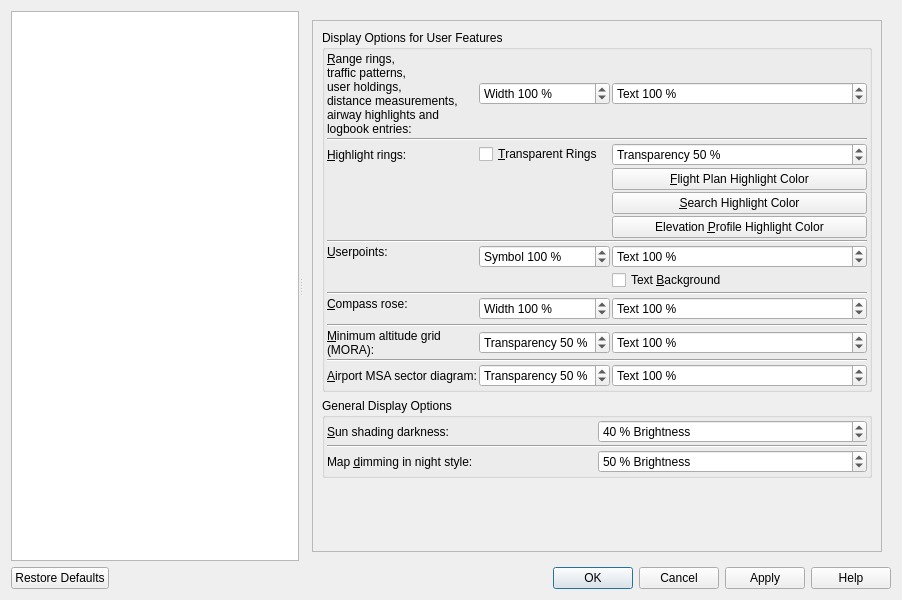
Old version of the form src/options/options.ui in the repository albar965/littlenavmap.
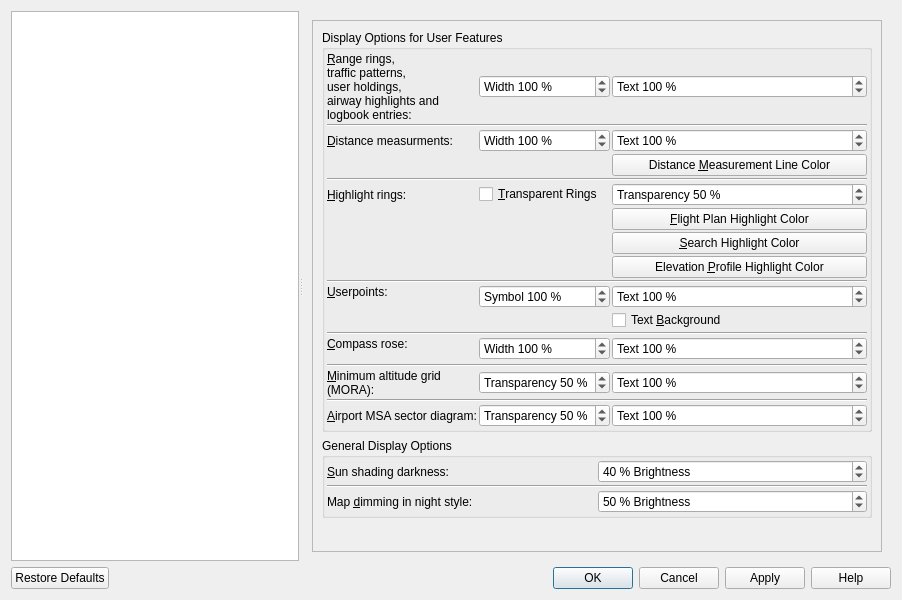
New version of the form. The open tabs and pages were chosen to show the change.

Commit message: Added options for measurement lines thickness, color and font size.

The edit to the form file:
```diff
--- a/src/options/options.ui
+++ b/src/options/options.ui
@@ -3354,8 +3354,8 @@
             <rect>
              <x>0</x>
              <y>0</y>
-             <width>595</width>
-             <height>532</height>
+             <width>581</width>
+             <height>547</height>
             </rect>
            </property>
            <layout class="QGridLayout" name="gridLayout_35">
@@ -3393,21 +3393,130 @@
                <property name="spacing">
                 <number>2</number>
                </property>
+               <item row="20" column="2">
+                <widget class="QLabel" name="labelOptionsMapAirportMsa">
+                 <property name="toolTip">
+                  <string>Thickness of the compass rose lines</string>
+                 </property>
+                 <property name="text">
+                  <string>&amp;Airport MSA sector diagram:</string>
+                 </property>
+                 <property name="buddy">
+                  <cstring>spinBoxOptionsDisplayTransparencyMora</cstring>
+                 </property>
+                </widget>
+               </item>
+               <item row="5" column="2" colspan="3">
+                <widget class="Line" name="line_22">
+                 <property name="orientation">
+                  <enum>Qt::Horizontal</enum>
+                 </property>
+                </widget>
+               </item>
+               <item row="0" column="3">
+                <widget class="QSpinBox" name="spinBoxOptionsDisplayThicknessUserFeature">
+                 <property name="toolTip">
+                  <string>Line thickness</string>
+                 </property>
+                 <property name="suffix">
+                  <string> %</string>
+                 </property>
+                 <property name="prefix">
+                  <string>Width </string>
+                 </property>
+                 <property name="minimum">
+                  <number>50</number>
+                 </property>
+                 <property name="maximum">
+                  <number>200</number>
+                 </property>
+                 <property name="singleStep">
+                  <number>10</number>
+                 </property>
+                 <property name="value">
+                  <number>100</number>
+                 </property>
+                </widget>
+               </item>
+               <item row="3" column="2">
+                <widget class="QLabel" name="labelOptionsMapDistanceMeasurement">
+                 <property name="text">
+                  <string>&amp;Distance measurments:</string>
+                 </property>
+                 <property name="buddy">
+                  <cstring>spinBoxOptionsDisplayThicknessUserFeature</cstring>
+                 </property>
+                </widget>
+               </item>
+               <item row="7" column="4">
+                <widget class="QPushButton" name="pushButtonOptionsMapHighlightFlightPlanColor">
+                 <property name="sizePolicy">
+                  <sizepolicy hsizetype="Expanding" vsizetype="Fixed">
+                   <horstretch>0</horstretch>
+                   <verstretch>0</verstretch>
+                  </sizepolicy>
+                 </property>
+                 <property name="toolTip">
+                  <string>Color for highlighted legs in the flight plan table.</string>
+                 </property>
+                 <property name="text">
+                  <string>&amp;Flight Plan Highlight Color</string>
+                 </property>
+                </widget>
+               </item>
+               <item row="6" column="4">
+                <widget class="QSpinBox" name="spinBoxOptionsMapHighlightTransparent">
+                 <property name="toolTip">
+                  <string>Transparency of the selection highlight rings.
+Value 0 is opaque and 90 is most transparent.</string>
+                 </property>
+                 <property name="suffix">
+                  <string> %</string>
+                 </property>
+                 <property name="prefix">
+                  <string>Transparency </string>
+                 </property>
+                 <property name="minimum">
+                  <number>0</number>
+                 </property>
+                 <property name="maximum">
+                  <number>90</number>
+                 </property>
+                 <property name="singleStep">
+                  <number>10</number>
+                 </property>
+                 <property name="value">
+                  <number>50</number>
+                 </property>
+                </widget>
+               </item>
                <item row="3" column="3">
-                <widget class="QCheckBox" name="checkBoxOptionsMapHighlightTransparent">
+                <widget class="QSpinBox" name="spinBoxOptionsDisplayThicknessMeasurement">
                  <property name="toolTip">
                   <string>Change the display of rings highlighting selected features on the map.
 These are shown when a flight plan leg or an entry in a search result table is selected.</string>
                  </property>
-                 <property name="text">
-                  <string>&amp;Transparent Rings</string>
+                 <property name="suffix">
+                  <string> %</string>
                  </property>
-                 <property name="checked">
-                  <bool>false</bool>
+                 <property name="prefix">
+                  <string>Width </string>
+                 </property>
+                 <property name="minimum">
+                  <number>50</number>
+                 </property>
+                 <property name="maximum">
+                  <number>200</number>
+                 </property>
+                 <property name="singleStep">
+                  <number>10</number>
+                 </property>
+                 <property name="value">
+                  <number>100</number>
                  </property>
                 </widget>
                </item>
-               <item row="9" column="4">
+               <item row="12" column="4">
                 <widget class="QCheckBox" name="checkBoxOptionsMapUserpointText">
                  <property name="toolTip">
                   <string>Draw white background for userpoint text labels</string>
@@ -3417,22 +3526,52 @@
                  </property>
                 </widget>
                </item>
-               <item row="11" column="3">
-                <widget class="QSpinBox" name="spinBoxOptionsDisplayThicknessCompassRose">
+               <item row="8" column="4">
+                <widget class="QPushButton" name="pushButtonOptionsMapHighlightSearchColor">
+                 <property name="sizePolicy">
+                  <sizepolicy hsizetype="Expanding" vsizetype="Fixed">
+                   <horstretch>0</horstretch>
+                   <verstretch>0</verstretch>
+                  </sizepolicy>
+                 </property>
+                 <property name="toolTip">
+                  <string>Color for highlight of selected search results.</string>
+                 </property>
+                 <property name="text">
+                  <string>&amp;Search Highlight Color</string>
+                 </property>
+                </widget>
+               </item>
+               <item row="17" column="2">
+                <widget class="QLabel" name="labelOptionsMapMora">
                  <property name="toolTip">
                   <string>Thickness of the compass rose lines</string>
                  </property>
+                 <property name="text">
+                  <string>&amp;Minimum altitude grid
+(MORA):</string>
+                 </property>
+                 <property name="buddy">
+                  <cstring>spinBoxOptionsDisplayTransparencyMora</cstring>
+                 </property>
+                </widget>
+               </item>
+               <item row="17" column="4">
+                <widget class="QSpinBox" name="spinBoxOptionsDisplayTextSizeMora">
+                 <property name="toolTip">
+                  <string>Text size of the MORA altitude labels</string>
+                 </property>
                  <property name="suffix">
                   <string> %</string>
                  </property>
                  <property name="prefix">
-                  <string>Width </string>
+                  <string>Text </string>
                  </property>
                  <property name="minimum">
-                  <number>50</number>
+                  <number>20</number>
                  </property>
                  <property name="maximum">
-                  <number>200</number>
+                  <number>150</number>
                  </property>
                  <property name="singleStep">
                   <number>10</number>
@@ -3443,6 +3582,115 @@
                 </widget>
                </item>
                <item row="14" column="3">
+                <widget class="QSpinBox" name="spinBoxOptionsDisplayThicknessCompassRose">
+                 <property name="toolTip">
+                  <string>Thickness of the compass rose lines</string>
+                 </property>
+                 <property name="suffix">
+                  <string> %</string>
+                 </property>
+                 <property name="prefix">
+                  <string>Width </string>
+                 </property>
+                 <property name="minimum">
+                  <number>50</number>
+                 </property>
+                 <property name="maximum">
+                  <number>200</number>
+                 </property>
+                 <property name="singleStep">
+                  <number>10</number>
+                 </property>
+                 <property name="value">
+                  <number>100</number>
+                 </property>
+                </widget>
+               </item>
+               <item row="14" column="2" rowspan="2" alignment="Qt::AlignTop">
+                <widget class="QLabel" name="labelOptionsMapCompassRoseThickness">
+                 <property name="toolTip">
+                  <string>Thickness of the compass rose lines</string>
+                 </property>
+                 <property name="text">
+                  <string>&amp;Compass rose:</string>
+                 </property>
+                 <property name="buddy">
+                  <cstring>spinBoxOptionsDisplayThicknessCompassRose</cstring>
+                 </property>
+                </widget>
+               </item>
+               <item row="11" column="3">
+                <widget class="QSpinBox" name="spinBoxOptionsDisplaySymbolSizeUserpoint">
+                 <property name="toolTip">
+                  <string>Symbol size for userpoints</string>
+                 </property>
+                 <property name="suffix">
+                  <string> %</string>
+                 </property>
+                 <property name="prefix">
+                  <string>Symbol </string>
+                 </property>
+                 <property name="minimum">
+                  <number>50</number>
+                 </property>
+                 <property name="maximum">
+                  <number>200</number>
+                 </property>
+                 <property name="singleStep">
+                  <number>10</number>
+                 </property>
+                 <property name="value">
+                  <number>100</number>
+                 </property>
+                </widget>
+               </item>
+               <item row="19" column="2" colspan="3">
+                <widget class="Line" name="line_12">
+                 <property name="orientation">
+                  <enum>Qt::Horizontal</enum>
+                 </property>
+                </widget>
+               </item>
+               <item row="3" column="4">
+                <widget class="QSpinBox" name="spinBoxOptionsDisplayTextSizeMeasurement">
+                 <property name="toolTip">
+                  <string>Text size for measurement labels</string>
+                 </property>
+                 <property name="suffix">
+                  <string> %</string>
+                 </property>
+                 <property name="prefix">
+                  <string>Text </string>
+                 </property>
+                 <property name="minimum">
+                  <number>50</number>
+                 </property>
+                 <property name="maximum">
+                  <number>200</number>
+                 </property>
+                 <property name="singleStep">
+                  <number>10</number>
+                 </property>
+                 <property name="value">
+                  <number>100</number>
+                 </property>
+                </widget>
+               </item>
+               <item row="0" column="2">
+                <widget class="QLabel" name="labelOptionsMapSizeUserFeature">
+                 <property name="text">
+                  <string>&amp;Range rings,
+traffic patterns,
+user holdings,
+airway highlights and
+logbook entries:</string>
+                 </property>
+                 <property name="buddy">
+                  <cstring>spinBoxOptionsDisplayThicknessUserFeature</cstring>
+                 </property>
+                </widget>
+               </item>
+               <item row="17" column="3">
                 <widget class="QSpinBox" name="spinBoxOptionsDisplayTransparencyMora">
                  <property name="toolTip">
                   <string>Transparency of the MORA text and grid.
@@ -3468,6 +3716,47 @@
                  </property>
                 </widget>
                </item>
+               <item row="11" column="4">
+                <widget class="QSpinBox" name="spinBoxOptionsDisplayTextSizeUserpoint">
+                 <property name="toolTip">
+                  <string>Label text size for userpoints</string>
+                 </property>
+                 <property name="suffix">
+                  <string> %</string>
+                 </property>
+                 <property name="prefix">
+                  <string>Text </string>
+                 </property>
+                 <property name="minimum">
+                  <number>50</number>
+                 </property>
+                 <property name="maximum">
+                  <number>200</number>
+                 </property>
+                 <property name="singleStep">
+                  <number>10</number>
+                 </property>
+                 <property name="value">
+                  <number>100</number>
+                 </property>
+                </widget>
+               </item>
+               <item row="9" column="4">
+                <widget class="QPushButton" name="pushButtonOptionsMapHighlightProfileColor">
+                 <property name="sizePolicy">
+                  <sizepolicy hsizetype="Expanding" vsizetype="Fixed">
+                   <horstretch>0</horstretch>
+                   <verstretch>0</verstretch>
+                  </sizepolicy>
+                 </property>
+                 <property name="toolTip">
+                  <string>Color for highlighted flight plan position for cursor in the elevation profile.</string>
+                 </property>
+                 <property name="text">
+                  <string>Elevation &amp;Profile Highlight Color</string>
+                 </property>
+                </widget>
+               </item>
                <item row="0" column="4">
                 <widget class="QSpinBox" name="spinBoxOptionsDisplayTextSizeRangeDistance">
                  <property name="toolTip">
@@ -3493,14 +3782,38 @@
                  </property>
                 </widget>
                </item>
-               <item row="7" column="2" colspan="3">
-                <widget class="Line" name="line_16">
+               <item row="13" column="2" colspan="3">
+                <widget class="Line" name="line_3">
                  <property name="orientation">
                   <enum>Qt::Horizontal</enum>
                  </property>
                 </widget>
                </item>
-               <item row="8" column="2">
+               <item row="6" column="3">
+                <widget class="QCheckBox" name="checkBoxOptionsMapHighlightTransparent">
+                 <property name="toolTip">
+                  <string>Change the display of rings highlighting selected features on the map.
+These are shown when a flight plan leg or an entry in a search result table is selected.</string>
+                 </property>
+                 <property name="text">
+                  <string>&amp;Transparent Rings</string>
+                 </property>
+                 <property name="checked">
+                  <bool>false</bool>
+                 </property>
+                </widget>
+               </item>
+               <item row="6" column="2">
+                <widget class="QLabel" name="labelOptionsMapSizeHighlight">
+                 <property name="text">
+                  <string>&amp;Highlight rings:</string>
+                 </property>
+                 <property name="buddy">
+                  <cstring>spinBoxOptionsDisplayThicknessUserFeature</cstring>
+                 </property>
+                </widget>
+               </item>
+               <item row="11" column="2">
                 <widget class="QLabel" name="labelOptionsMapSizeUserpoint">
                  <property name="text">
                   <string>&amp;Userpoints:</string>
@@ -3520,123 +3833,7 @@
                  </property>
                 </widget>
                </item>
-               <item row="6" column="4">
-                <widget class="QPushButton" name="pushButtonOptionsMapHighlightProfileColor">
-                 <property name="sizePolicy">
-                  <sizepolicy hsizetype="Expanding" vsizetype="Fixed">
-                   <horstretch>0</horstretch>
-                   <verstretch>0</verstretch>
-                  </sizepolicy>
-                 </property>
-                 <property name="toolTip">
-                  <string>Color for highlighted flight plan position for cursor in the elevation profile.</string>
-                 </property>
-                 <property name="text">
-                  <string>Elevation &amp;Profile Highlight Color</string>
-                 </property>
-                </widget>
-               </item>
-               <item row="3" column="4">
-                <widget class="QSpinBox" name="spinBoxOptionsMapHighlightTransparent">
-                 <property name="toolTip">
-                  <string>Transparency of the selection highlight rings.
-Value 0 is opaque and 90 is most transparent.</string>
-                 </property>
-                 <property name="suffix">
-                  <string> %</string>
-                 </property>
-                 <property name="prefix">
-                  <string>Transparency </string>
-                 </property>
-                 <property name="minimum">
-                  <number>0</number>
-                 </property>
-                 <property name="maximum">
-                  <number>90</number>
-                 </property>
-                 <property name="singleStep">
-                  <number>10</number>
-                 </property>
-                 <property name="value">
-                  <number>50</number>
-                 </property>
-                </widget>
-               </item>
-               <item row="8" column="3">
-                <widget class="QSpinBox" name="spinBoxOptionsDisplaySymbolSizeUserpoint">
-                 <property name="toolTip">
-                  <string>Symbol size for userpoints</string>
-                 </property>
-                 <property name="suffix">
-                  <string> %</string>
-                 </property>
-                 <property name="prefix">
-                  <string>Symbol </string>
-                 </property>
-                 <property name="minimum">
-                  <number>50</number>
-                 </property>
-                 <property name="maximum">
-                  <number>200</number>
-                 </property>
-                 <property name="singleStep">
-                  <number>10</number>
-                 </property>
-                 <property name="value">
-                  <number>100</number>
-                 </property>
-                </widget>
-               </item>
-               <item row="3" column="2">
-                <widget class="QLabel" name="labelOptionsMapSizeHighlight">
-                 <property name="text">
-                  <string>&amp;Highlight rings:</string>
-                 </property>
-                 <property name="buddy">
-                  <cstring>spinBoxOptionsDisplayThicknessRangeDistance</cstring>
-                 </property>
-                </widget>
-               </item>
-               <item row="11" column="2" rowspan="2" alignment="Qt::AlignTop">
-                <widget class="QLabel" name="labelOptionsMapCompassRoseThickness">
-                 <property name="toolTip">
-                  <string>Thickness of the compass rose lines</string>
-                 </property>
-                 <property name="text">
-                  <string>&amp;Compass rose:</string>
-                 </property>
-                 <property name="buddy">
-                  <cstring>spinBoxOptionsDisplayThicknessCompassRose</cstring>
-                 </property>
-                </widget>
-               </item>
-               <item row="17" column="3">
-                <widget class="QSpinBox" name="spinBoxOptionsDisplayTransparencyAirportMsa">
-                 <property name="toolTip">
-                  <string>Transparency of the airport MSA sector text and lines.
-Value 0 is opaque and 90 is most transparent.</string>
-                 </property>
-                 <property name="suffix">
-                  <string> %</string>
-                 </property>
-                 <property name="prefix">
-                  <string>Transparency </string>
-                 </property>
-                 <property name="minimum">
-                  <number>0</number>
-                 </property>
-                 <property name="maximum">
-                  <number>90</number>
-                 </property>
-                 <property name="singleStep">
-                  <number>10</number>
-                 </property>
-                 <property name="value">
-                  <number>50</number>
-                 </property>
-                </widget>
-               </item>
-               <item row="17" column="4">
+               <item row="20" column="4">
                 <widget class="QSpinBox" name="spinBoxOptionsDisplayTextSizeAirportMsa">
                  <property name="toolTip">
                   <string>Text size of the airport MSA altitude labels</string>
@@ -3661,90 +3858,14 @@
                  </property>
                 </widget>
                </item>
-               <item row="17" column="2">
-                <widget class="QLabel" name="labelOptionsMapAirportMsa">
-                 <property name="toolTip">
-                  <string>Thickness of the compass rose lines</string>
-                 </property>
-                 <property name="text">
-                  <string>&amp;Airport MSA sector diagram:</string>
-                 </property>
-                 <property name="buddy">
-                  <cstring>spinBoxOptionsDisplayTransparencyMora</cstring>
-                 </property>
-                </widget>
-               </item>
-               <item row="4" column="4">
-                <widget class="QPushButton" name="pushButtonOptionsMapHighlightFlightPlanColor">
-                 <property name="sizePolicy">
-                  <sizepolicy hsizetype="Expanding" vsizetype="Fixed">
-                   <horstretch>0</horstretch>
-                   <verstretch>0</verstretch>
-                  </sizepolicy>
-                 </property>
-                 <property name="toolTip">
-                  <string>Color for highlighted legs in the flight plan table.</string>
-                 </property>
-                 <property name="text">
-                  <string>&amp;Flight Plan Highlight Color</string>
-                 </property>
-                </widget>
-               </item>
-               <item row="16" column="2" colspan="3">
-                <widget class="Line" name="line_12">
-                 <property name="orientation">
-                  <enum>Qt::Horizontal</enum>
-                 </property>
-                </widget>
-               </item>
-               <item row="14" column="4">
-                <widget class="QSpinBox" name="spinBoxOptionsDisplayTextSizeMora">
-                 <property name="toolTip">
-                  <string>Text size of the MORA altitude labels</string>
-                 </property>
-                 <property name="suffix">
-                  <string> %</string>
-                 </property>
-                 <property name="prefix">
-                  <string>Text </string>
-                 </property>
-                 <property name="minimum">
-                  <number>20</number>
-                 </property>
-                 <property name="maximum">
-                  <number>150</number>
-                 </property>
-                 <property name="singleStep">
-                  <number>10</number>
-                 </property>
-                 <property name="value">
-                  <number>100</number>
-                 </property>
-                </widget>
-               </item>
-               <item row="0" column="2">
-                <widget class="QLabel" name="labelOptionsMapSizeRangeDistance">
-                 <property name="text">
-                  <string>&amp;Range rings,
-traffic patterns,
-user holdings,
-distance measurements,
-airway highlights and
-logbook entries:</string>
-                 </property>
-                 <property name="buddy">
-                  <cstring>spinBoxOptionsDisplayThicknessRangeDistance</cstring>
-                 </property>
-                </widget>
-               </item>
                <item row="10" column="2" colspan="3">
-                <widget class="Line" name="line_3">
+                <widget class="Line" name="line_16">
                  <property name="orientation">
                   <enum>Qt::Horizontal</enum>
                  </property>
                 </widget>
                </item>
-               <item row="11" column="4">
+               <item row="14" column="4">
                 <widget class="QSpinBox" name="spinBoxOptionsDisplayTextSizeCompassRose">
                  <property name="toolTip">
                   <string>Text size of the compass rose line labels</string>
@@ -3769,54 +3890,15 @@
                  </property>
                 </widget>
                </item>
-               <item row="14" column="2">
-                <widget class="QLabel" name="labelOptionsMapMora">
-                 <property name="toolTip">
-                  <string>Thickness of the compass rose lines</string>
-                 </property>
-                 <property name="text">
-                  <string>&amp;Minimum altitude grid
-(MORA):</string>
-                 </property>
-                 <property name="buddy">
-                  <cstring>spinBoxOptionsDisplayTransparencyMora</cstring>
-                 </property>
-                </widget>
-               </item>
-               <item row="0" column="3">
-                <widget class="QSpinBox" name="spinBoxOptionsDisplayThicknessRangeDistance">
-                 <property name="toolTip">
-                  <string>Line thickness</string>
-                 </property>
-                 <property name="suffix">
-                  <string> %</string>
-                 </property>
-                 <property name="prefix">
-                  <string>Width </string>
-                 </property>
-                 <property name="minimum">
-                  <number>50</number>
-                 </property>
-                 <property name="maximum">
-                  <number>200</number>
-                 </property>
-                 <property name="singleStep">
-                  <number>10</number>
-                 </property>
-                 <property name="value">
-                  <number>100</number>
-                 </property>
-                </widget>
-               </item>
-               <item row="13" column="2" colspan="3">
+               <item row="16" column="2" colspan="3">
                 <widget class="Line" name="line_17">
                  <property name="orientation">
                   <enum>Qt::Horizontal</enum>
                  </property>
                 </widget>
                </item>
-               <item row="8" column="4">
-                <widget class="QSpinBox" name="spinBoxOptionsDisplayTextSizeUserpoint">
+               <item row="20" column="3">
+                <widget class="QSpinBox" name="spinBoxOptionsDisplayTransparencyAirportMsa">
                  <property name="toolTip">
                   <string>Label text size for userpoints</string>
                  </property>
@@ -3824,24 +3906,24 @@
                   <string> %</string>
                  </property>
                  <property name="prefix">
-                  <string>Text </string>
+                  <string>Transparency </string>
                  </property>
                  <property name="minimum">
-                  <number>50</number>
+                  <number>0</number>
                  </property>
                  <property name="maximum">
-                  <number>200</number>
+                  <number>90</number>
                  </property>
                  <property name="singleStep">
                   <number>10</number>
                  </property>
                  <property name="value">
-                  <number>100</number>
+                  <number>50</number>
                  </property>
                 </widget>
                </item>
-               <item row="5" column="4">
-                <widget class="QPushButton" name="pushButtonOptionsMapHighlightSearchColor">
+               <item row="4" column="4">
+                <widget class="QPushButton" name="pushButtonOptionsMapMeasurementColor">
                  <property name="sizePolicy">
                   <sizepolicy hsizetype="Expanding" vsizetype="Fixed">
                    <horstretch>0</horstretch>
@@ -3852,7 +3934,7 @@
                   <string>Color for highlight of selected search results.</string>
                  </property>
                  <property name="text">
-                  <string>&amp;Search Highlight Color</string>
+                  <string>Distance &amp;Measurement Line Color</string>
                  </property>
                 </widget>
                </item>
```
Left out of the diff: 45 changed lines with no effect on the pictures. The commit also changes 12 other files.
